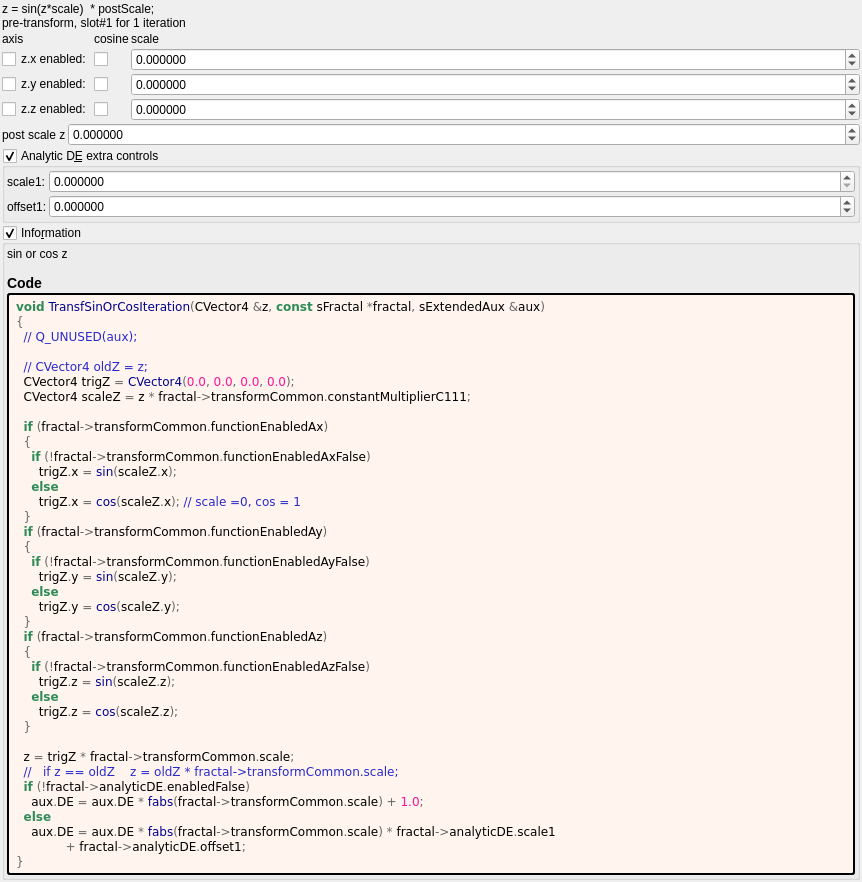
Qt form mandelbulber2/formula/ui/transf_sin_or_cos.ui (buddhi1980/mandelbulber2) before a commit.
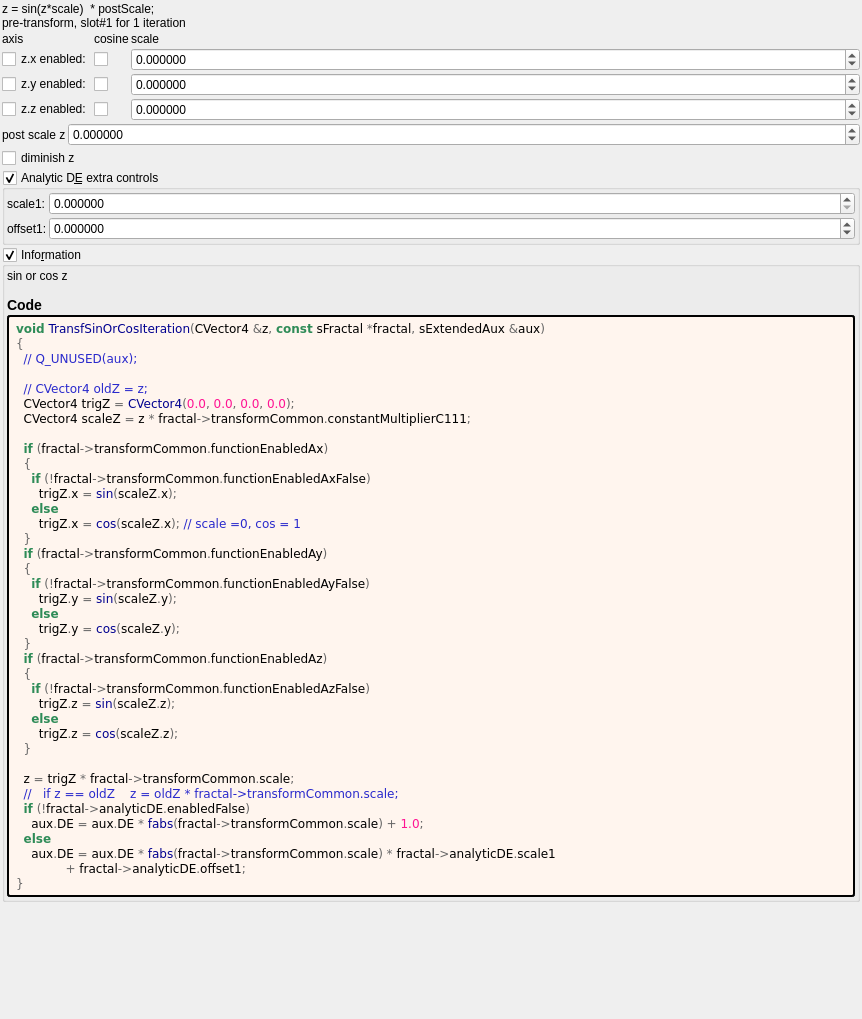
The same form after that commit. Custom widgets are drawn as their Qt base class.

Commit message: transf_spherical_inv.ui re-code conditional modes

What changed in the file:
```diff
--- a/mandelbulber2/formula/ui/transf_sin_or_cos.ui
+++ b/mandelbulber2/formula/ui/transf_sin_or_cos.ui
@@ -7,7 +7,7 @@
     <x>0</x>
     <y>0</y>
     <width>862</width>
-    <height>759</height>
+    <height>1019</height>
    </rect>
   </property>
   <property name="windowTitle">
@@ -233,6 +233,13 @@
      </item>
     </layout>
    </item>
+   <item>
+    <widget class="QCheckBox" name="checkBox_transf_function_enabled_false">
+     <property name="text">
+      <string>diminish z</string>
+     </property>
+    </widget>
+   </item>
    <item>
     <widget class="MyGroupBox" name="groupCheck_analyticDE_enabled_false">
      <property name="toolTip">
```
Left out of the diff: 2 changed lines with no effect on the pictures. The commit also changes 3 other files.
